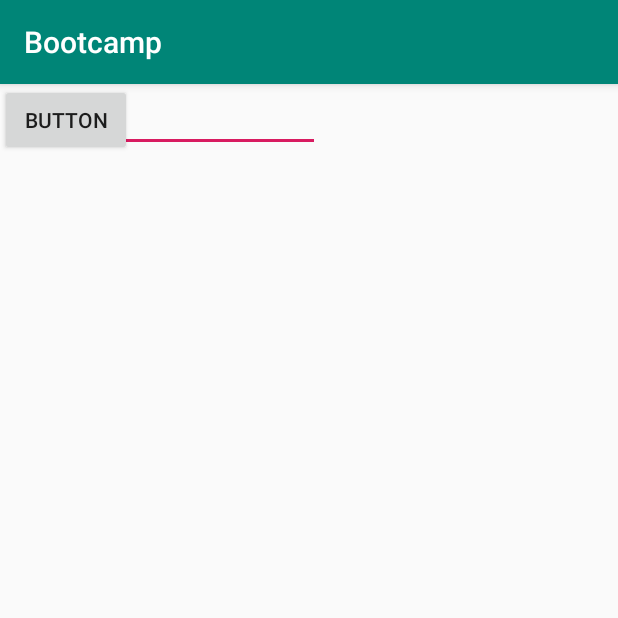
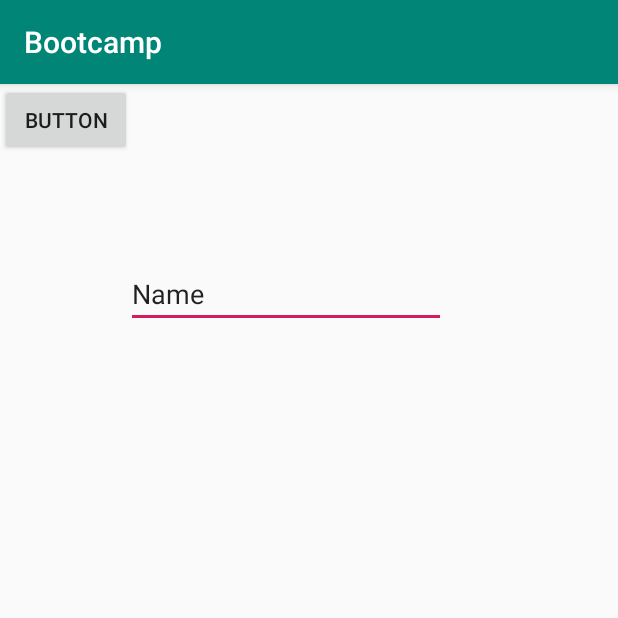
Before and after one commit to nicojimestre/sdp-bootcamp, an Android app: the screen it shows after launch (MainActivity), on a phone screen of 412 x 824 dp, the top half of it. Run offline under Robolectric (Android 15) with nearby library versions, the phone set to English and light mode, and no system bars.

Commit message:
final commit on other branch

```diff
--- a/Bootcamp/app/build.gradle
+++ b/Bootcamp/app/build.gradle
@@ -73,3 +73,8 @@ task jacocoTestReport(type: JacocoReport, dependsOn: ['testDebugUnitTest', 'crea
             'jacoco/testDebugUnitTest.exec', 'outputs/code-coverage/connected/*coverage.ec'
     ])
 }
+
+dependencies {
+    implementation 'androidx.appcompat:appcompat:+'
+    implementation 'androidx.constraintlayout:constraintlayout:+'
+}
--- a/Bootcamp/app/src/main/AndroidManifest.xml
+++ b/Bootcamp/app/src/main/AndroidManifest.xml
@@ -9,6 +9,7 @@
         android:roundIcon="@mipmap/ic_launcher_round"
         android:supportsRtl="true"
         android:theme="@style/AppTheme">
+        <activity android:name=".GreetingActivity"></activity>
         <activity android:name=".MainActivity">
             <intent-filter>
                 <action android:name="android.intent.action.MAIN" />
--- a/Bootcamp/app/src/main/res/layout/activity_main.xml
+++ b/Bootcamp/app/src/main/res/layout/activity_main.xml
@@ -10,18 +10,21 @@
         android:id="@+id/MainButton"
         android:layout_width="wrap_content"
         android:layout_height="wrap_content"
+        android:onClick="sendMessage"
         android:text="Button"
-        tools:layout_editor_absoluteX="161dp"
-        tools:layout_editor_absoluteY="440dp" />
+        tools:layout_editor_absoluteX="41dp"
+        tools:layout_editor_absoluteY="104dp" />
 
     <EditText
         android:id="@+id/mainText"
         android:layout_width="wrap_content"
         android:layout_height="wrap_content"
+        android:layout_marginStart="84dp"
+        android:layout_marginTop="69dp"
         android:ems="10"
         android:inputType="textPersonName"
         android:text="Name"
-        tools:layout_editor_absoluteX="84dp"
-        tools:layout_editor_absoluteY="217dp" />
+        app:layout_constraintStart_toStartOf="parent"
+        app:layout_constraintTop_toBottomOf="@+id/MainButton" />
 
 </androidx.constraintlayout.widget.ConstraintLayout>
```
Also changed, not shown: Bootcamp/app/src/main/java/ch/epfl/sdp/GreetingActivity.java (added, +25 -0 lines), Bootcamp/app/src/main/java/ch/epfl/sdp/MainActivity.java (+17 -0 lines), Bootcamp/app/src/main/res/layout/activity_greeting.xml (added, +17 -0 lines), 1 other file.
